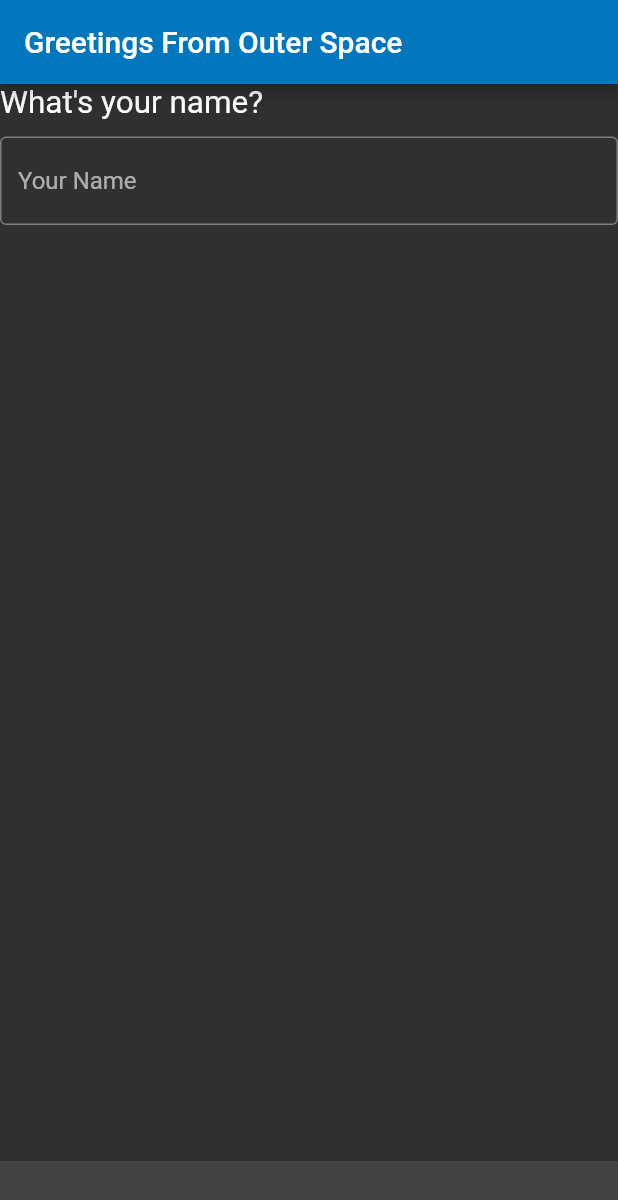
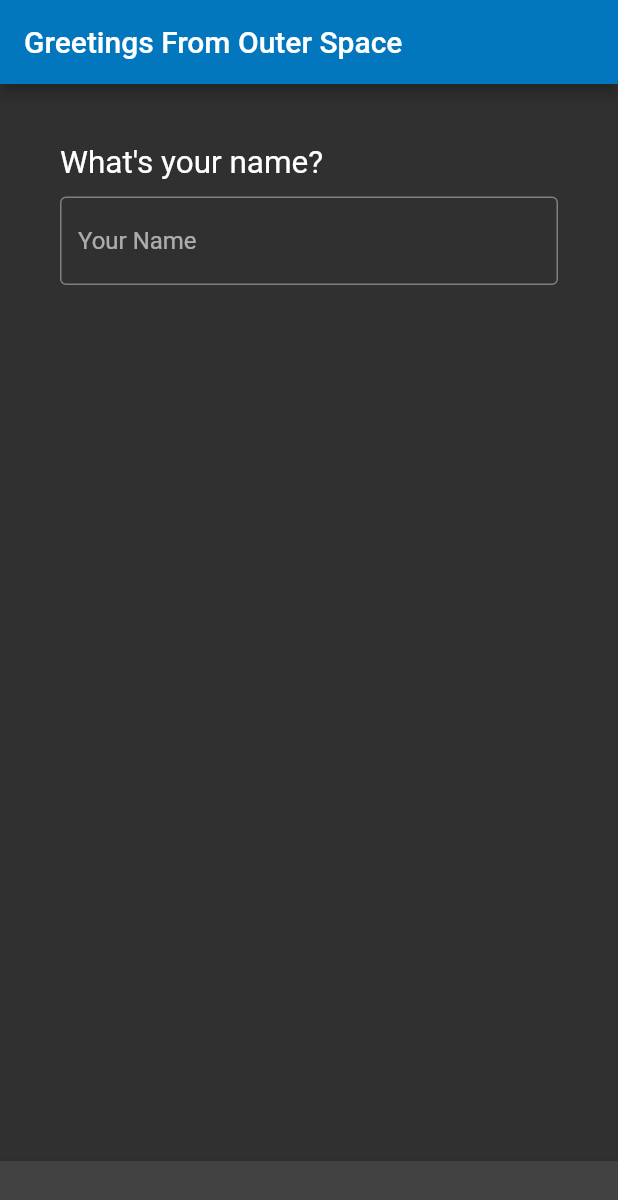
Before and after one commit to aysha-williams-develop/my_simple_flutter_app, a Flutter app: the screen it shows after launch, on a phone screen of 412 x 824 dp. Shown: the top 1200 px of the screen. Run offline on Flutter 3.47's test engine with Material 2 defaults, Android fonts, the phone set to English and light mode, and no system bars.

Commit message:
Add padding around the Greeting Form

```diff
--- a/lib/main.dart
+++ b/lib/main.dart
@@ -18,7 +18,10 @@ class MyApp extends StatelessWidget {
           title: Text('Greetings From Outer Space'),
         ),
         body: Center(
-          child: GreetingForm()
+          child: Padding(
+            padding: EdgeInsets.all(40.0),
+            child: GreetingForm(),
+          )
         ),
         bottomNavigationBar: BottomAppBar(
           child: Container(height: 50.0,),
```
